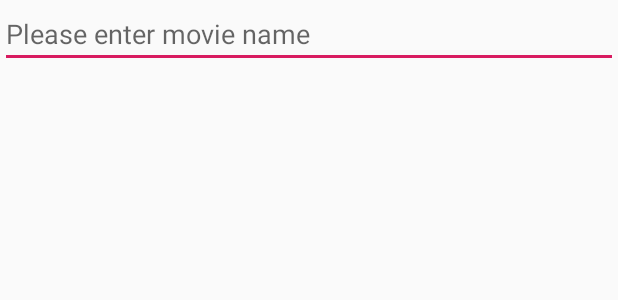
After one commit to holymoon/SematecHolyDrawerMenu, an Android app: the layout activity_movie.xml on its own in the app's theme, with its tools: preview values and no code run, on a phone screen of 412 x 824 dp. The commit adds this screen. Shown: the top 300 px of the screen. Run offline under Robolectric (Android 15) with nearby library versions, the phone set to English and light mode, and no system bars.

Commit message:
add movieactivity

```diff
--- a/app/src/main/AndroidManifest.xml
+++ b/app/src/main/AndroidManifest.xml
@@ -9,7 +9,8 @@
         android:roundIcon="@mipmap/ic_launcher_round"
         android:supportsRtl="true"
         android:theme="@style/AppTheme">
-        <activity android:name=".ToolbarMainActivity"></activity>
+        <activity android:name=".MovieActivity"></activity>
+        <activity android:name=".ToolbarMainActivity" />
         <activity android:name=".DialActivity" />
         <activity android:name=".RepresentActivity" />
         <activity android:name=".ReviewActivity" />
--- a/app/src/main/java/com/example/sematecholydrawermenu/MainActivity.java
+++ b/app/src/main/java/com/example/sematecholydrawermenu/MainActivity.java
@@ -28,6 +28,7 @@ public class MainActivity extends AppCompatActivity {
         ArrayList<String> list = new ArrayList<>();
         list.add("PROFILE");
         list.add("DIAL");
+        list.add("SHOW MOVIE");
         initViews();
 
 
--- /dev/null
+++ b/app/src/main/res/layout/activity_movie.xml
@@ -0,0 +1,16 @@
+<?xml version="1.0" encoding="utf-8"?>
+<LinearLayout xmlns:android="http://schemas.android.com/apk/res/android"
+    xmlns:tools="http://schemas.android.com/tools"
+    android:layout_width="match_parent"
+    android:layout_height="match_parent"
+    tools:context=".MovieActivity">
+
+    <EditText
+        android:id="@+id/edtMovie"
+        android:layout_width="match_parent"
+        android:layout_height="wrap_content"
+        android:hint="Please enter movie name"/>
+
+
+
+</LinearLayout>
```
Also changed, not shown: app/src/main/java/com/example/sematecholydrawermenu/HolyRecyclerAdapter.java (+10 -0 lines), app/src/main/java/com/example/sematecholydrawermenu/MovieActivity.java (added, +14 -0 lines).
